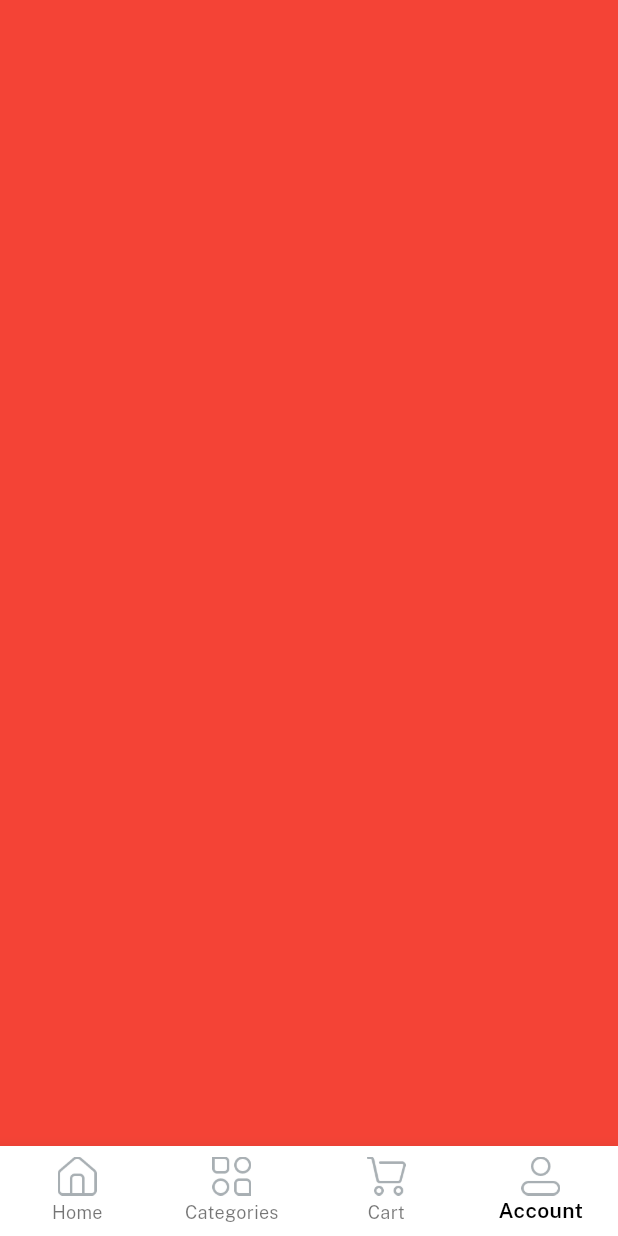
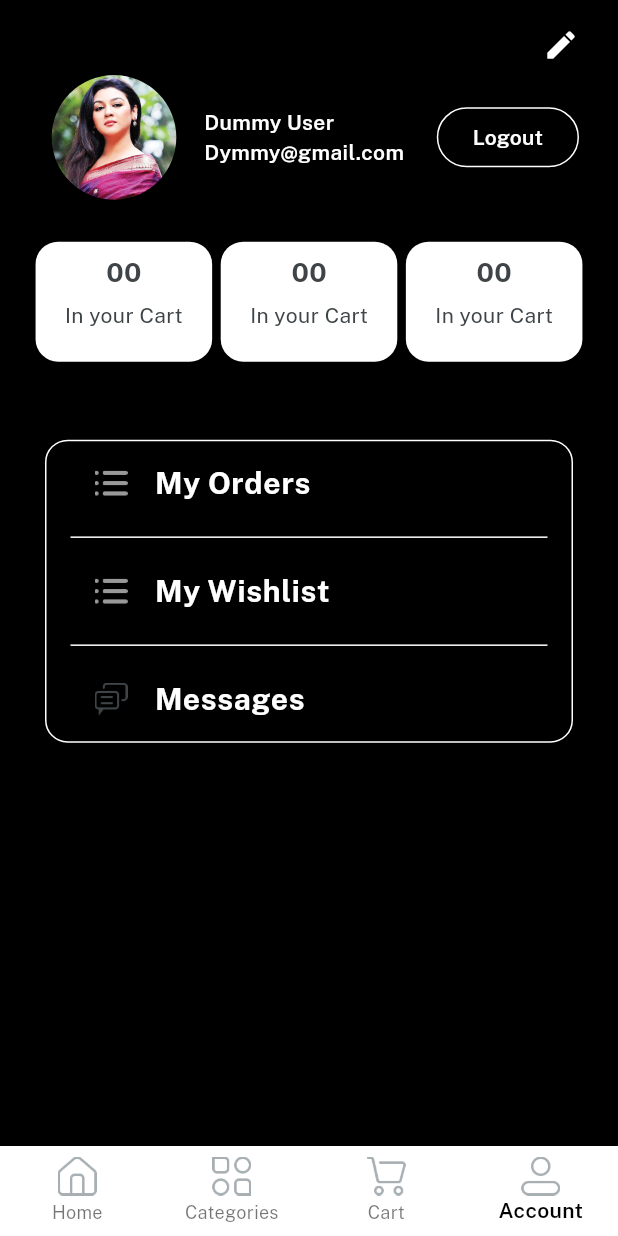
Before and after one commit to PrithirajTalukder/E-Mart-App-Flutter, a Flutter app: the Home screen opened directly, item 4 of the bottom bar chosen, on a phone screen of 412 x 824 dp. Run offline on Flutter 3.47's test engine with Material 3 defaults, Android fonts, the phone set to English and light mode, and no system bars; our stand-ins replace get, velocity_x.

Commit message:
Profile Screen

```diff
--- a/lib/consts/lists.dart
+++ b/lib/consts/lists.dart
@@ -39,3 +39,7 @@ const featuredCatImages =[
 ];
 
 const itemDetailButtonsList = [video, rev, retpol, suppol, sellpol];
+
+const profileButtons = [orders, wishlist, messages];
+
+const profileButtonsIcons = [icOrder, icOrder, icMessages, ];
--- a/lib/consts/strings.dart
+++ b/lib/consts/strings.dart
@@ -35,3 +35,6 @@ const featuredProduct = "Featured Products";
 const womenCloth = "Women Clothing", menCloth = "Men Clothing & Fashion", compAccess = "Computer & Accessories", auto = "Automobiles", kids = "Kids & Toys", sports = "Sports", jwel = "Jwellery", cell = "Cellphones and Tabs", fur = "Furnitures";
 
 const video = "Video", rev ="Reviews", sellpol = "Seller Policy", retpol = "Return Policy", suppol = "Support Policy", productsyou = " Products you may like";
+
+
+const wishlist = "My Wishlist", orders = "My Orders", messages= "Messages";
--- a/lib/views/cart_screen/cart_screen.dart
+++ b/lib/views/cart_screen/cart_screen.dart
@@ -1,3 +1,5 @@
+import 'package:ecom_store/consts/colors.dart';
+import 'package:ecom_store/consts/consts.dart';
 import 'package:flutter/foundation.dart';
 import 'package:flutter/material.dart';
 import 'package:flutter/widgets.dart';
@@ -7,6 +9,10 @@ class CartScreen extends StatelessWidget {
 
   @override
   Widget build(BuildContext context) {
-    return Container(color: Colors.green,);
+    return Container(color: whiteColor,
+    child: "This cart is empty".text.color(darkFontGrey).fontFamily(bold).makeCentered(),
+
+
+    );
   }
 }
--- /dev/null
+++ b/lib/views/profile_screen/components/details_cart.dart
@@ -0,0 +1,15 @@
+import 'package:ecom_store/consts/consts.dart';
+
+Widget DetailsCart({width, String ? count, String ? title}){
+  return   Column(
+            children: [
+
+              "00".text.color(darkFontGrey).size(18).fontFamily(bold).make(),
+              5.heightBox,
+              "In your Cart".text.color(darkFontGrey).make(),
+
+            ],
+          ).box.white.rounded.padding(EdgeInsets.all(8)).width(width).height(80).make();
+
+
+}
--- a/lib/views/profile_screen/profile_screen.dart
+++ b/lib/views/profile_screen/profile_screen.dart
@@ -1,3 +1,6 @@
+import 'package:ecom_store/consts/consts.dart';
+import 'package:ecom_store/consts/lists.dart';
+import 'package:ecom_store/views/profile_screen/components/details_cart.dart';
 import 'package:flutter/foundation.dart';
 import 'package:flutter/material.dart';
 import 'package:flutter/widgets.dart';
@@ -7,6 +10,86 @@ class ProfileScreen extends StatelessWidget {
 
   @override
   Widget build(BuildContext context) {
-    return Container(color: Colors.red,);
+    return  Scaffold(backgroundColor: Colors.black,
+
+      body: SafeArea(child: Container(
+        padding: EdgeInsets.all(18),
+        child: Column(children: [
+
+
+            Padding(
+              padding: const EdgeInsets.symmetric(horizontal: 8.0),
+              child: const Align(
+                alignment: Alignment.topRight,
+                child: Icon(Icons.edit, color: whiteColor,),
+              ).onTap(() {}),
+            ),
+
+
+
+
+
+
+          Padding(
+            padding: const EdgeInsets.all(8.0),
+            child: Row(children: [
+              Image.asset(imgProfile2, width: 100, fit: BoxFit.cover,).box.roundedFull.clip(Clip.antiAlias).make(),
+                10.widthBox,
+              Expanded(child: Column(
+                crossAxisAlignment: CrossAxisAlignment.start,
+                children: [
+                  "Dummy User".text.white.fontFamily(semibold).make(),
+                  "Dymmy@gmail.com".text.white.fontFamily(semibold).make(),
+
+                ],
+              ),),
+
+              OutlinedButton(
+                style: OutlinedButton.styleFrom(
+                  side: const BorderSide(
+                    color: whiteColor
+                  )
+                ),
+                onPressed: (){}, child: "Logout".text.white.fontFamily(semibold).make()),
+            ],),
+          ),
+
+
+          20.heightBox,
+
+        Row(
+          mainAxisAlignment: MainAxisAlignment.spaceEvenly,
+          children: [
+            DetailsCart(count: "00", title: "in your cart", width: context.screenWidth/3.5 ),
+            DetailsCart(count: "00", title: "in your wishlist", width: context.screenWidth/3.5 ),
+            DetailsCart(count: "00", title: "your orders", width: context.screenWidth/3.5 ),
+          ],
+        ),
+
+        40.heightBox,
+
+        ListView.separated(
+          shrinkWrap: true,
+          separatorBuilder: (context, index){
+            return Divider(
+              color: whiteColor,
+            );
+          },
+          itemCount: profileButtons.length,
+          itemBuilder: (BuildContext context, int index){
+            return ListTile(
+
+              leading: Image.asset(
+                profileButtonsIcons[index],
+                width: 22,
+              ),
+
+              title: profileButtons[index].text.white.fontFamily(bold).size(20).make()
+            );
+          }).box.rounded.margin(EdgeInsets.all(12)).padding(EdgeInsets.symmetric(horizontal: 16)).shadowSm.border(color: whiteColor).make(),
+
+        ],),
+      ))
+    );
   }
 }
```
